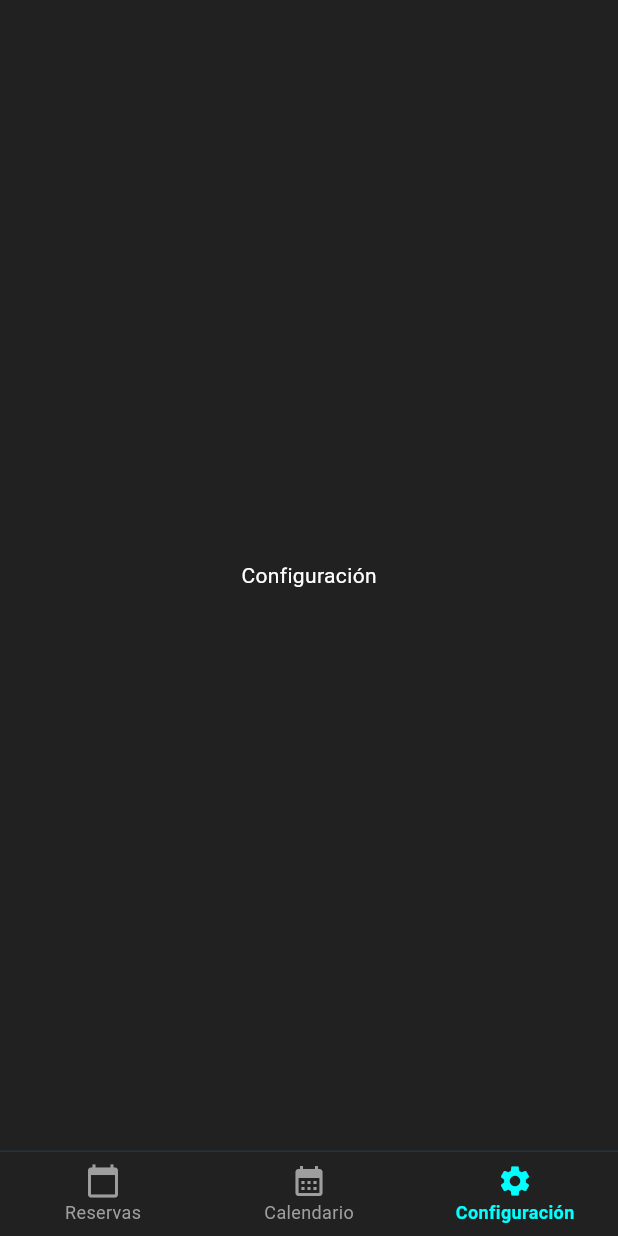
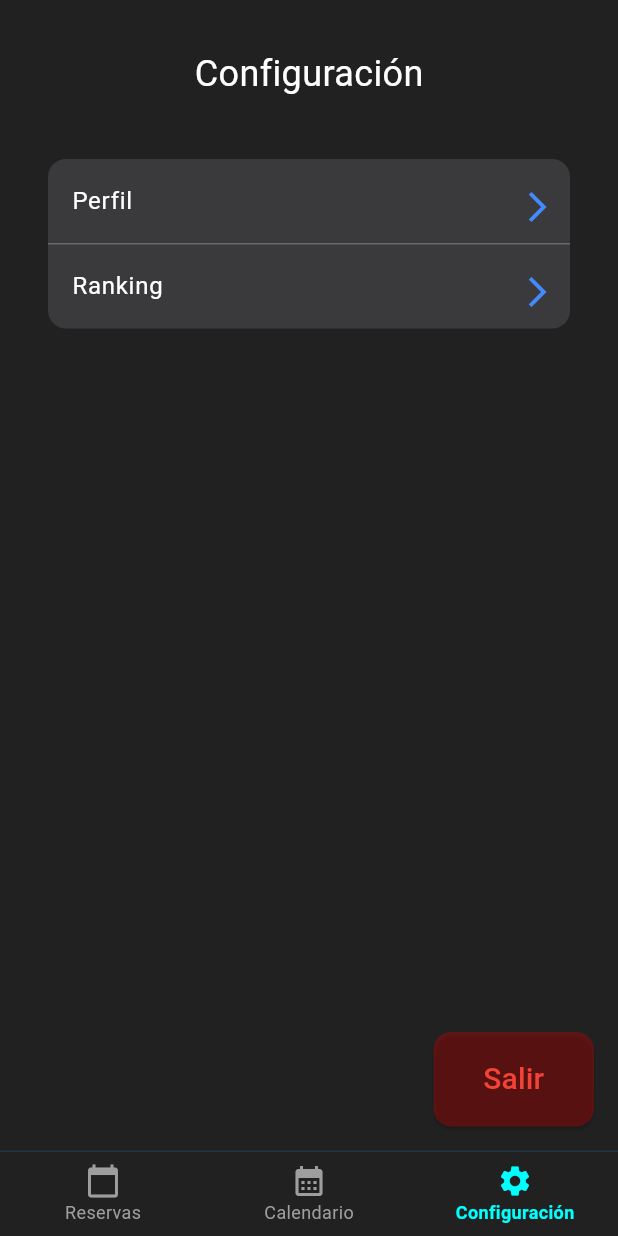
Before and after one commit to ludmilaIa/fit_calendar, a Flutter app: the TrainerView screen opened directly, item 3 of the bottom bar chosen, on a phone screen of 412 x 824 dp. Run offline on Flutter 3.47's test engine with Material 3 defaults, Android fonts, the phone set to English and light mode, and no system bars; our stand-ins replace flutter_slidable, table_calendar.

Commit message:
added the settings of the coach

```diff
--- a/lib/common/colors.dart
+++ b/lib/common/colors.dart
@@ -19,4 +19,7 @@ class AppColors {
   static const Color black = Color(0xFF000000);
   static const Color softBlack = Color(0xFF212121);
   static const Color cardBackground = Color(0xFF545252);
+
+  // Red
+  static const Color exitRed = Color(0xFFEC0000);
 }
--- a/lib/components/schedule_card.dart
+++ b/lib/components/coach/schedule/schedule_card.dart
@@ -1,5 +1,5 @@
 import 'package:flutter/material.dart';
-import '../common/colors.dart';
+import '../../../common/colors.dart';
 
 class ScheduleCard extends StatelessWidget {
   final String dateString; // e.g. '10 de Abril'
--- a/lib/components/schedule_modal.dart
+++ b/lib/components/coach/schedule/schedule_modal.dart
@@ -1,5 +1,5 @@
 import 'package:flutter/material.dart';
-import '../common/colors.dart';
+import '../../../common/colors.dart';
 
 class AddScheduleModal extends StatefulWidget {
   const AddScheduleModal({super.key});
--- /dev/null
+++ b/lib/views/trainer/coach_settings_screen.dart
@@ -0,0 +1,109 @@
+import 'package:flutter/material.dart';
+import '../../common/colors.dart';
+import '../../components/coach/settings/coach_profile.dart';
+import '../../components/coach/settings/coach_ranking.dart';
+
+class CoachSettingsScreen extends StatelessWidget {
+  const CoachSettingsScreen({super.key});
+
+  @override
+  Widget build(BuildContext context) {
+    return Scaffold(
+      backgroundColor: AppColors.softBlack,
+      body: SafeArea(
+        child: Stack(
+          children: [
+            Column(
+              children: [
+                const SizedBox(height: 32),
+                const Center(
+                  child: Text(
+                    'Configuración',
+                    style: TextStyle(
+                      color: Colors.white,
+                      fontSize: 24,
+                      fontWeight: FontWeight.w400,
+                    ),
+                  ),
+                ),
+                const SizedBox(height: 40),
+                Padding(
+                  padding: const EdgeInsets.symmetric(horizontal: 32),
+                  child: Container(
+                    decoration: BoxDecoration(
+                      color: const Color(0xFF3A3A3C),
+                      borderRadius: BorderRadius.circular(12),
+                    ),
+                    child: Column(
+                      children: [
+                        ListTile(
+                          title: const Text('Perfil', style: TextStyle(color: Colors.white, fontSize: 16)),
+                          trailing: SizedBox(
+                            width: 9.75,
+                            height: 16.07,
+                            child: const Icon(Icons.arrow_forward_ios, color: Colors.blueAccent),
+                          ),
+                          onTap: () {
+                            Navigator.push(
+                              context,
+                              MaterialPageRoute(
+                                builder: (context) => const CoachProfileView(),
+                              ),
+                            );
+                          },
+                        ),
+                        const Divider(color: Colors.white24, height: 1),
+                        ListTile(
+                          title: const Text('Ranking', style: TextStyle(color: Colors.white, fontSize: 16)),
+                          trailing: SizedBox(
+                            width: 9.75,
+                            height: 16.07,
+                            child: const Icon(Icons.arrow_forward_ios, color: Colors.blueAccent),
+                          ),
+                          onTap: () {
+                            Navigator.push(
+                              context,
+                              MaterialPageRoute(
+                                builder: (context) => const CoachRankingView(),
+                              ),
+                            );
+                          },
+                        ),
+                      ],
+                    ),
+                  ),
+                ),
+              ],
+            ),
+            Positioned(
+              right: 16,
+              bottom: 16,
+              child: SizedBox(
+                width: 107,
+                height: 63,
+                child: ElevatedButton(
+                  style: ElevatedButton.styleFrom(
+                    backgroundColor: AppColors.exitRed.withOpacity(0.3),
+                    shape: RoundedRectangleBorder(
+                      borderRadius: BorderRadius.circular(12),
+                    ),
+                  ),
+                  onPressed: () {
+                    // Handle logout
+                  },
+                  child: const Text(
+                    'Salir',
+                    style: TextStyle(
+                      color: Colors.red,
+                      fontSize: 20,
+                    ),
+                  ),
+                ),
+              ),
+            ),
+          ],
+        ),
+      ),
+    );
+  }
+}
--- a/lib/views/trainer/trainer_schedule.dart
+++ b/lib/views/trainer/trainer_schedule.dart
@@ -1,8 +1,8 @@
 import 'package:flutter/material.dart';
 import 'package:table_calendar/table_calendar.dart';
 import '../../common/colors.dart';
-import '../../components/schedule_modal.dart';
-import '../../components/schedule_card.dart';
+import '../../components/coach/schedule/schedule_modal.dart';
+import '../../components/coach/schedule/schedule_card.dart';
 import 'package:flutter_slidable/flutter_slidable.dart';
 
 class TrainerScheduleView extends StatefulWidget {
--- a/lib/views/trainer_view.dart
+++ b/lib/views/trainer_view.dart
@@ -2,6 +2,7 @@ import 'package:flutter/material.dart';
 import '../common/colors.dart';
 import '../common/nav_bar.dart';
 import 'trainer/trainer_schedule.dart';
+import 'trainer/coach_settings_screen.dart';
 
 class TrainerView extends StatefulWidget {
   const TrainerView({super.key});
@@ -16,7 +17,7 @@ class _TrainerViewState extends State<TrainerView> {
   final List<Widget> _screens = [
     const ReservationsScreen(),
     const TrainerScheduleView(),
-    const SettingsScreen(),
+    const CoachSettingsScreen(),
   ];
 
   @override
@@ -52,19 +53,3 @@ class ReservationsScreen extends StatelessWidget {
     );
   }
 }
-
-class SettingsScreen extends StatelessWidget {
-  const SettingsScreen({super.key});
-
-  @override
-  Widget build(BuildContext context) {
-    return const SafeArea(
-      child: Center(
-        child: Text(
-          'Configuración',
-          style: TextStyle(color: Colors.white),
-        ),
-      ),
-    );
-  }
-}
```
Also changed, not shown: lib/components/coach/settings/coach_profile.dart (added, +190 -0 lines), lib/components/coach/settings/coach_ranking.dart (added, +117 -0 lines), lib/components/coach/settings/sport_modal.dart (added, +85 -0 lines).
